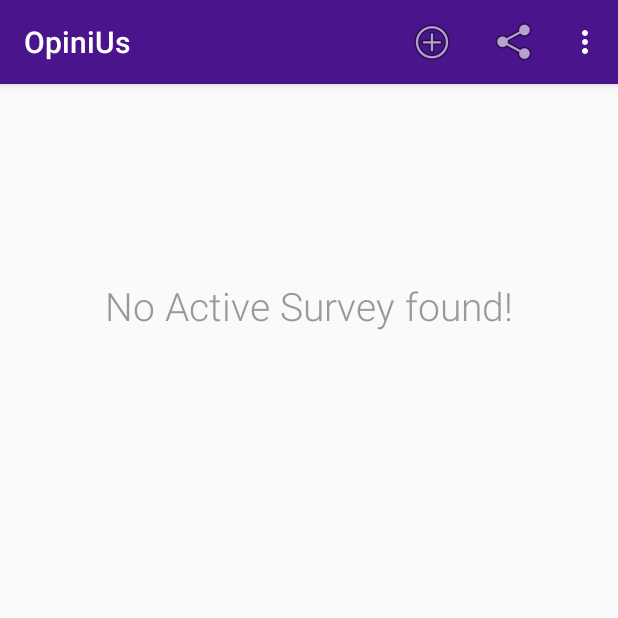
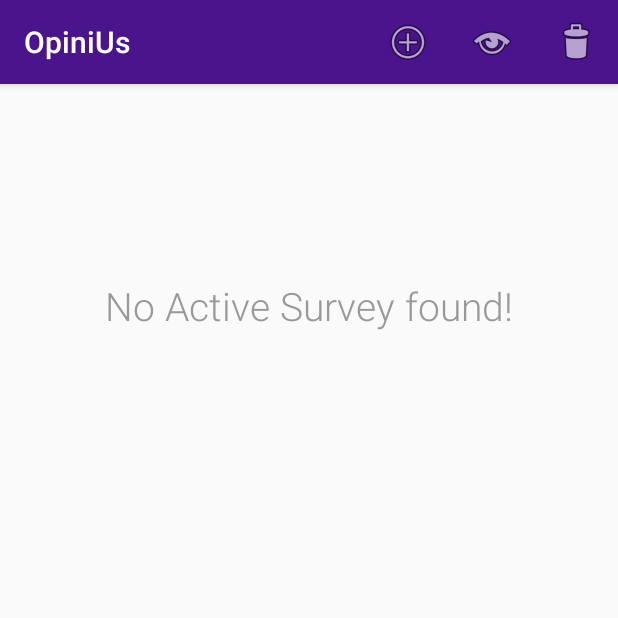
Before and after one commit to adreybr/OpiniUs, an Android app: the screen it shows after launch (MainActivity), on a phone screen of 412 x 824 dp, the top half of it. Run offline under Robolectric (Android 15) with nearby library versions, the phone set to English and light mode, and no system bars; libraries missing offline, so code that uses them is left out: org.chalup.microorm.

Commit message:
- FIXED SHARE SURVEY FEATURE (DANY)

```diff
--- a/app/src/main/AndroidManifest.xml
+++ b/app/src/main/AndroidManifest.xml
@@ -34,13 +34,16 @@
             android:parentActivityName=".view.QuestionList" />
         <activity
             android:name=".view.ViewSurveyActivity"
+            android:label="Lihat Survey"
             android:parentActivityName=".view.MainActivity" />
         <activity
             android:name=".view.FillSurvey"
+            android:label="Isi Survey"
             android:parentActivityName=".view.MainActivity" />
         <activity
             android:name=".view.ViewFullSurvey"
-            android:parentActivityName=".view.ViewSurveyActivity"></activity>
+            android:label="Lihat Hasil Survey"
+            android:parentActivityName=".view.ViewSurveyActivity" />
     </application>
 
 </manifest>
--- a/app/src/main/java/com/example/android/opinius/view/ViewFullSurvey.java
+++ b/app/src/main/java/com/example/android/opinius/view/ViewFullSurvey.java
@@ -55,7 +55,6 @@ public class ViewFullSurvey extends AppCompatActivity {
         if (textJudul != null) {
             mJudulSurvey.setText(textJudul);
         }
-
         updateUI();
         toggleEmptyQuestion();
     }
--- a/app/src/main/res/menu/menu_home.xml
+++ b/app/src/main/res/menu/menu_home.xml
@@ -11,17 +11,11 @@
         android:id="@+id/lihat_survey"
         android:icon="@android:drawable/ic_menu_view"
         android:title="@string/lihat_survey"
-        app:showAsAction="ifRoom" />
+        app:showAsAction="always" />
     <item
         android:id="@+id/delete_all"
         android:icon="@android:drawable/ic_menu_delete"
         android:title="@string/delete_all_survey"
         app:showAsAction="ifRoom" />
-    <item
-        android:id="@+id/menu_item_share"
-        android:icon="@android:drawable/ic_menu_share"
-        android:title="Share"
-        app:showAsAction="always" />
-
 
 </menu>
--- a/app/src/main/res/values/strings.xml
+++ b/app/src/main/res/values/strings.xml
@@ -23,5 +23,5 @@
     <string name="submit_survey">Submit Survey</string>
     <string name="no_questions_found">No Questions found!</string>
     <string name="delete_all_survey">Hapus semua survey</string>
-    <string name="send_to">This is my text to send.</string>
+    <string name="send_to">Share Survey</string>
 </resources>
```
Also changed, not shown: app/src/main/java/com/example/android/opinius/view/MainActivity.java (+0 -7 lines).
